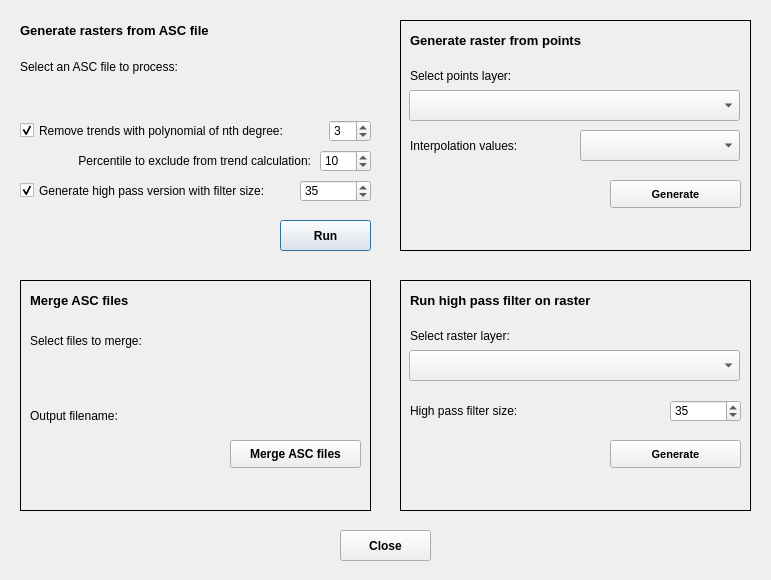
pdurdin/QuickMag, file quick_mag_dialog_base.ui: the form before one commit.
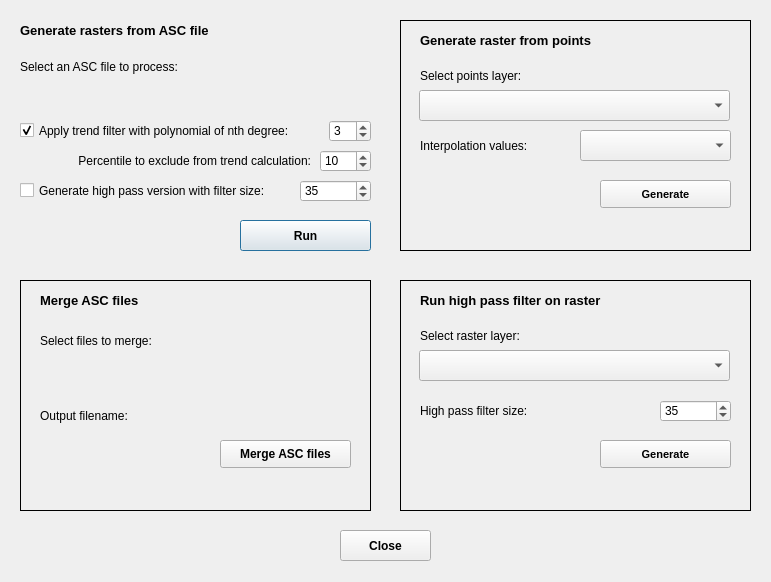
The form after the commit. Custom widgets are drawn as their Qt base class.

What changed in the file:
```diff
--- a/quick_mag_dialog_base.ui
+++ b/quick_mag_dialog_base.ui
@@ -7,7 +7,7 @@
     <x>0</x>
     <y>0</y>
     <width>771</width>
-    <height>580</height>
+    <height>582</height>
    </rect>
   </property>
   <property name="sizePolicy">
@@ -35,9 +35,9 @@
   <widget class="QPushButton" name="quickMagRun">
    <property name="geometry">
     <rect>
-     <x>280</x>
+     <x>240</x>
      <y>220</y>
-     <width>91</width>
+     <width>131</width>
      <height>31</height>
     </rect>
    </property>
@@ -45,6 +45,8 @@
     <font>
      <weight>75</weight>
      <bold>true</bold>
+     <underline>false</underline>
+     <kerning>true</kerning>
     </font>
    </property>
    <property name="text">
@@ -114,7 +116,7 @@
     <string>Generate high pass version with filter size:</string>
    </property>
    <property name="checked">
-    <bool>true</bool>
+    <bool>false</bool>
    </property>
   </widget>
   <widget class="QCheckBox" name="quickMagTrendRemoval">
@@ -127,7 +129,7 @@
     </rect>
    </property>
    <property name="text">
-    <string>Remove trends with polynomial of nth degree:</string>
+    <string>Apply trend filter with polynomial of nth degree:</string>
    </property>
    <property name="checked">
     <bool>true</bool>
@@ -227,7 +229,7 @@
    <widget class="QLabel" name="label_3">
     <property name="geometry">
      <rect>
-      <x>10</x>
+      <x>20</x>
       <y>10</y>
       <width>151</width>
       <height>21</height>
@@ -247,7 +249,7 @@
    <widget class="QLabel" name="label_4">
     <property name="geometry">
      <rect>
-      <x>10</x>
+      <x>20</x>
       <y>120</y>
       <width>121</width>
       <height>31</height>
@@ -262,7 +264,7 @@
      <rect>
       <x>150</x>
       <y>120</y>
-      <width>191</width>
+      <width>181</width>
       <height>31</height>
      </rect>
     </property>
@@ -276,9 +278,9 @@
    <widget class="QgsFileWidget" name="quickMagMergeFilesInput">
     <property name="geometry">
      <rect>
-      <x>10</x>
+      <x>20</x>
       <y>70</y>
-      <width>331</width>
+      <width>311</width>
       <height>31</height>
      </rect>
     </property>
@@ -304,7 +306,7 @@
    <widget class="QPushButton" name="quickMagMergeFilesButton">
     <property name="geometry">
      <rect>
-      <x>210</x>
+      <x>200</x>
       <y>160</y>
       <width>131</width>
       <height>28</height>
@@ -314,6 +316,9 @@
      <font>
       <weight>75</weight>
       <bold>true</bold>
+      <strikeout>false</strikeout>
+      <stylestrategy>PreferDefault</stylestrategy>
+      <kerning>true</kerning>
      </font>
     </property>
     <property name="text">
@@ -323,7 +328,7 @@
    <widget class="QLabel" name="label_5">
     <property name="geometry">
      <rect>
-      <x>10</x>
+      <x>20</x>
       <y>50</y>
       <width>151</width>
       <height>21</height>
@@ -336,9 +341,9 @@
    <widget class="QLabel" name="quickMagMergeProgressLabel">
     <property name="geometry">
      <rect>
-      <x>10</x>
+      <x>20</x>
       <y>200</y>
-      <width>331</width>
+      <width>311</width>
       <height>21</height>
      </rect>
     </property>
@@ -365,7 +370,7 @@
    <widget class="QLabel" name="label_6">
     <property name="geometry">
      <rect>
-      <x>10</x>
+      <x>20</x>
       <y>10</y>
       <width>251</width>
       <height>21</height>
@@ -385,9 +390,9 @@
    <widget class="QLabel" name="label_7">
     <property name="geometry">
      <rect>
-      <x>10</x>
+      <x>20</x>
       <y>110</y>
-      <width>161</width>
+      <width>151</width>
       <height>31</height>
      </rect>
     </property>
@@ -398,7 +403,7 @@
    <widget class="QPushButton" name="quickMagRasterButton">
     <property name="geometry">
      <rect>
-      <x>210</x>
+      <x>200</x>
       <y>160</y>
       <width>131</width>
       <height>28</height>
@@ -418,9 +423,9 @@
    <widget class="QLabel" name="label_8">
     <property name="geometry">
      <rect>
-      <x>10</x>
+      <x>20</x>
       <y>40</y>
-      <width>151</width>
+      <width>141</width>
       <height>31</height>
      </rect>
     </property>
@@ -431,9 +436,9 @@
    <widget class="QgsMapLayerComboBox" name="quickMagRasterLayerCombo">
     <property name="geometry">
      <rect>
-      <x>9</x>
+      <x>19</x>
       <y>70</y>
-      <width>331</width>
+      <width>311</width>
       <height>31</height>
      </rect>
     </property>
@@ -446,7 +451,7 @@
      <rect>
       <x>180</x>
       <y>110</y>
-      <width>160</width>
+      <width>151</width>
       <height>31</height>
      </rect>
     </property>
@@ -454,9 +459,9 @@
    <widget class="QLabel" name="quickMagRasterProgressLabel">
     <property name="geometry">
      <rect>
-      <x>10</x>
+      <x>20</x>
       <y>200</y>
-      <width>331</width>
+      <width>311</width>
       <height>21</height>
      </rect>
     </property>
@@ -483,7 +488,7 @@
    <widget class="QLabel" name="label_15">
     <property name="geometry">
      <rect>
-      <x>10</x>
+      <x>20</x>
       <y>10</y>
       <width>251</width>
       <height>21</height>
@@ -503,7 +508,7 @@
    <widget class="QLabel" name="label_16">
     <property name="geometry">
      <rect>
-      <x>10</x>
+      <x>20</x>
       <y>120</y>
       <width>161</width>
       <height>21</height>
@@ -516,7 +521,7 @@
    <widget class="QPushButton" name="quickMagHighPassButton">
     <property name="geometry">
      <rect>
-      <x>210</x>
+      <x>200</x>
       <y>160</y>
       <width>131</width>
       <height>28</height>
@@ -536,7 +541,7 @@
    <widget class="QLabel" name="label_17">
     <property name="geometry">
      <rect>
-      <x>10</x>
+      <x>20</x>
       <y>40</y>
       <width>151</width>
       <height>31</height>
@@ -549,9 +554,9 @@
    <widget class="QgsMapLayerComboBox" name="quickMagHighPassLayerCombo">
     <property name="geometry">
      <rect>
-      <x>9</x>
+      <x>19</x>
       <y>70</y>
-      <width>331</width>
+      <width>311</width>
       <height>31</height>
      </rect>
     </property>
@@ -562,9 +567,9 @@
    <widget class="QLabel" name="quickMagHighPassProgressLabel">
     <property name="geometry">
      <rect>
-      <x>10</x>
+      <x>20</x>
       <y>200</y>
-      <width>331</width>
+      <width>311</width>
       <height>21</height>
      </rect>
     </property>
@@ -575,7 +580,7 @@
    <widget class="QSpinBox" name="quickMagHighPassFilterSize">
     <property name="geometry">
      <rect>
-      <x>270</x>
+      <x>260</x>
       <y>120</y>
       <width>71</width>
       <height>22</height>
@@ -620,7 +625,7 @@
     <rect>
      <x>20</x>
      <y>220</y>
-     <width>251</width>
+     <width>211</width>
      <height>31</height>
     </rect>
    </property>
```
Left out of the diff: 2 changed lines with no effect on the pictures.
